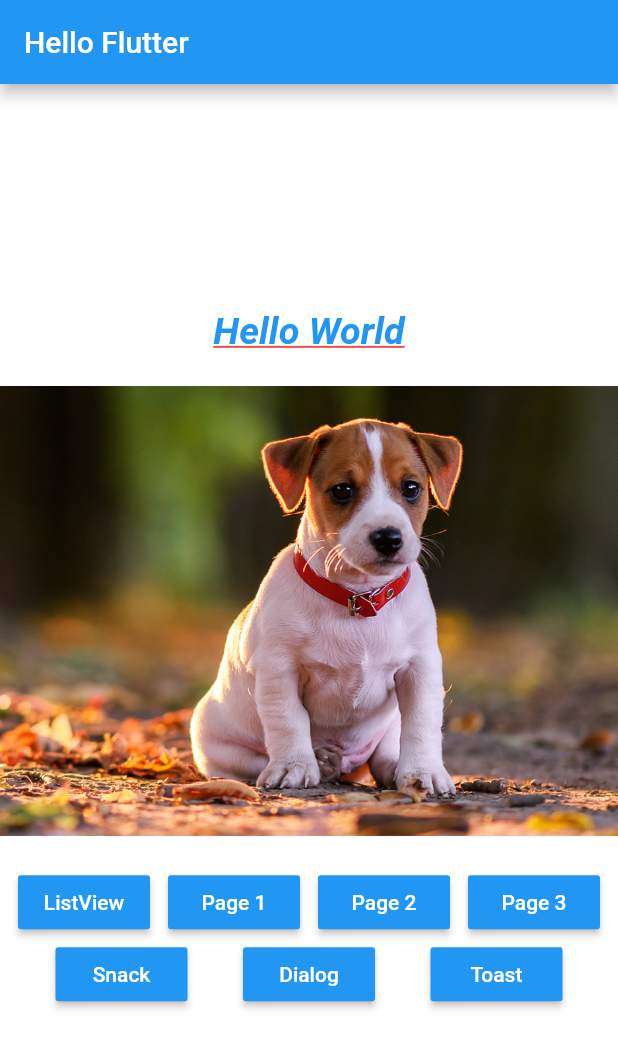
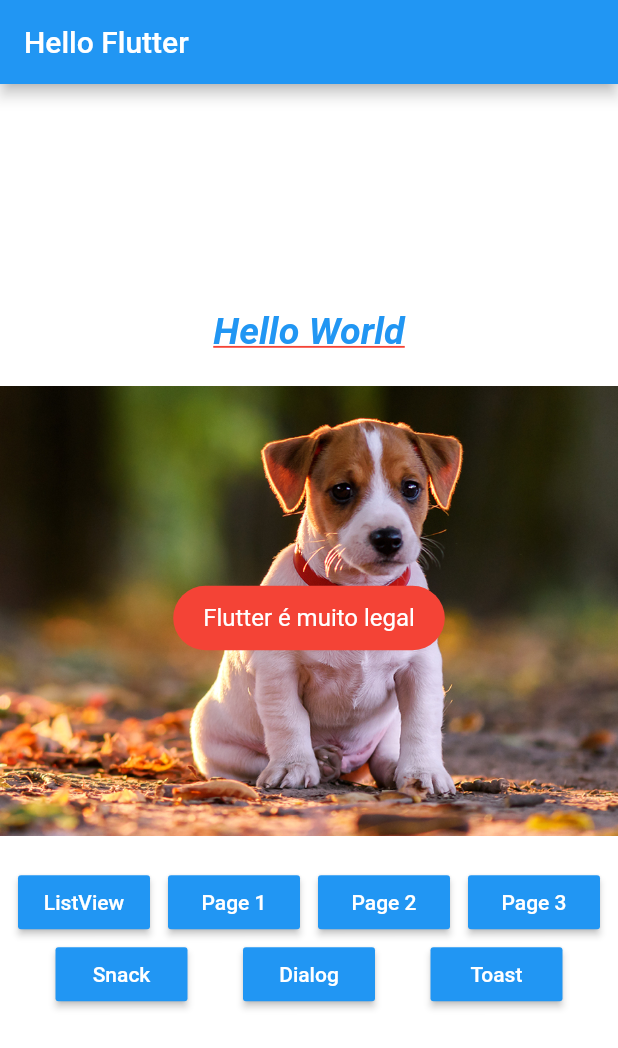
Before and after one commit to davihoffmann/widgets_example, a Flutter app: the screen it shows after launch, after a tap on "Toast", on a phone screen of 412 x 824 dp. Shown: the top 1048 px of the screen. Run offline on Flutter 3.47's test engine with Material 2 defaults, Android fonts, the phone set to English and light mode, and no system bars; our stand-ins replace fluttertoast.

Commit message:
adicionado fluttertoast bibliotexa externa para utilizacao do alerta toast

```diff
--- a/lib/screens/home_page.dart
+++ b/lib/screens/home_page.dart
@@ -4,6 +4,7 @@ import 'package:widgets_exemple/pages/hello_page_1.dart';
 import 'package:widgets_exemple/pages/hello_page_2.dart';
 import 'package:widgets_exemple/pages/hello_page_3.dart';
 import 'package:widgets_exemple/widgets/blue_button.dart';
+import 'package:fluttertoast/fluttertoast.dart';
 
 class HomePage extends StatelessWidget {
   @override
@@ -146,5 +147,15 @@ class HomePage extends StatelessWidget {
         });
   }
 
-  _onClickToast() {}
+  _onClickToast() {
+    Fluttertoast.showToast(
+      msg: "Flutter é muito legal",
+      toastLength: Toast.LENGTH_LONG,
+      gravity: ToastGravity.CENTER,
+      timeInSecForIosWeb: 5,
+      backgroundColor: Colors.red,
+      textColor: Colors.white,
+      fontSize: 16.0,
+    );
+  }
 }
--- a/pubspec.yaml
+++ b/pubspec.yaml
@@ -19,6 +19,7 @@ environment:
 dependencies:
   flutter:
     sdk: flutter
+  fluttertoast: ^4.0.0
 
   # The following adds the Cupertino Icons font to your application.
   # Use with the CupertinoIcons class for iOS style icons.
```
Also changed, not shown: pubspec.lock, 6 other files.
